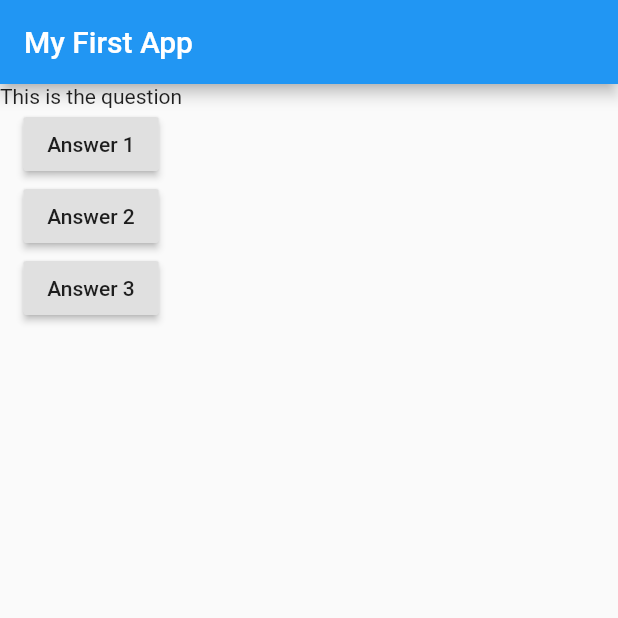
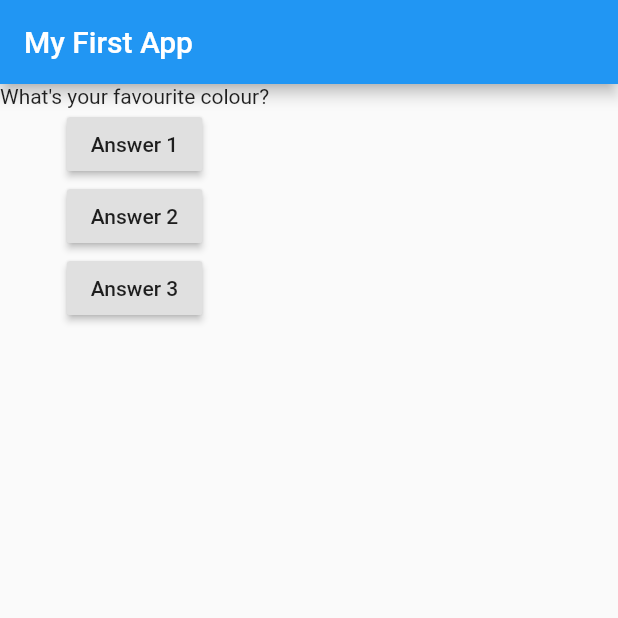
Before and after one commit to Preetam2114/Flutter_basics, a Flutter app: the screen it shows after launch, after a tap on "Answer 1", on a phone screen of 412 x 824 dp, the top half of it. Run offline on Flutter 3.47's test engine with Material 2 defaults, Android fonts, the phone set to English and light mode, and no system bars.

```diff
--- a/lib/main.dart
+++ b/lib/main.dart
@@ -1,19 +1,29 @@
 import "package:flutter/material.dart";
 
-void main() {
-  runApp(MyApp());
+void main() => runApp(MyApp());
+
+class MyApp extends StatefulWidget {
+  @override
+  State<StatefulWidget> createState() {
+    return MyAppState();
+  }
 }
 
-class MyApp extends StatelessWidget {
+class MyAppState extends State<MyApp> {
+  int questionInd = 0;
+
   void ansQue() {
-    print("answer chosen");
+    setState(() {
+      questionInd += 1;
+    });
+    print("answer chosen for question $questionInd");
   }
 
   @override
   Widget build(BuildContext context) {
     var questions = [
-      'What your favourite car?',
-      'What is yout favourite colour?',
+      'What\'s your favourite car?',
+      'What\'s your favourite colour?',
     ];
     return MaterialApp(
       home: Scaffold(
@@ -22,7 +32,7 @@ class MyApp extends StatelessWidget {
           ),
           body: Column(
             children: [
-              Text('This is the question'),
+              Text(questions[questionInd]),
               RaisedButton(child: Text('Answer 1'), onPressed: ansQue),
               RaisedButton(
                   child: Text('Answer 2'),
```
